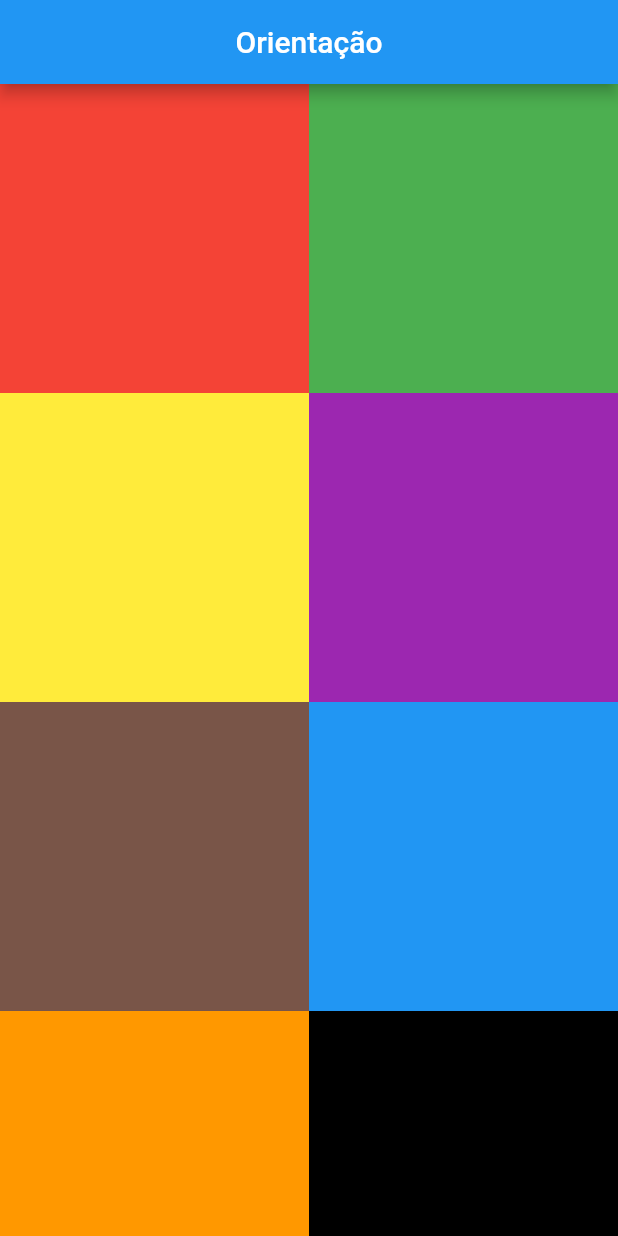
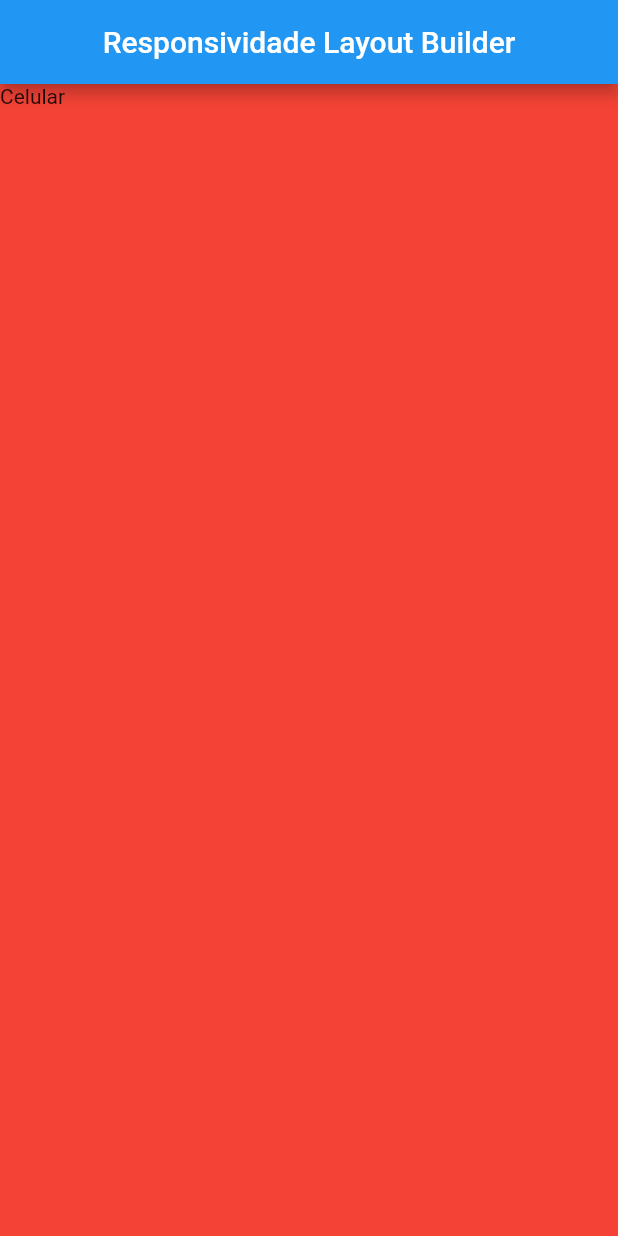
Before and after one commit to anderson-s/UtilizandoFlutterWeb, a Flutter app: the screen it shows after launch, on a phone screen of 412 x 824 dp. Run offline on Flutter 3.47's test engine with Material 2 defaults, Android fonts, the light colour scheme and no system bars.

Commit message:
Testando layout builder

```diff
--- a/lib/main.dart
+++ b/lib/main.dart
@@ -1,5 +1,6 @@
 import 'package:flutter/material.dart';
 import 'package:flutter_web_teste/reponsividade_media_query.dart';
+import 'package:flutter_web_teste/responsividade_layout_builder.dart';
 import 'package:flutter_web_teste/responsividade_orientation_builder.dart';
 import 'package:flutter_web_teste/responsividade_row_col.dart';
 import 'package:flutter_web_teste/responsividade_wrap.dart';
@@ -22,7 +23,8 @@ class _PaginaState extends State<Pagina> {
       // home: Home(),
       // home: Responsividade(),
       // home: ResponsividadeWraper(),
-      home: ResponsividadeOrientationBuilder(),
+      // home: ResponsividadeOrientationBuilder(),
+      home: ResponsividadelayoutBuilder(),
       title: "Flutter Web",
       debugShowCheckedModeBanner: false,
     );
--- /dev/null
+++ b/lib/responsividade_layout_builder.dart
@@ -0,0 +1,40 @@
+import 'package:flutter/material.dart';
+
+class ResponsividadelayoutBuilder extends StatefulWidget {
+  const ResponsividadelayoutBuilder({super.key});
+
+  @override
+  State<ResponsividadelayoutBuilder> createState() =>
+      _ResponsividadelayoutBuilderState();
+}
+
+class _ResponsividadelayoutBuilderState
+    extends State<ResponsividadelayoutBuilder> {
+  @override
+  Widget build(BuildContext context) {
+    return Scaffold(
+      appBar: AppBar(
+        title: const Text("Responsividade Layout Builder"),
+        centerTitle: true,
+      ),
+      body: Container(
+        color: Colors.red,
+        width: MediaQuery.of(context).size.width,
+        height: MediaQuery.of(context).size.height,
+        //Com o Layout builder é possivel saber informações sobre o widget que irá ser ocupado e definir pontos/regras para telas especificas
+        child: LayoutBuilder(
+          builder: (context, regras) {
+            var largura = regras.maxWidth;
+            if (largura < 600) {
+              return const Text("Celular");
+            } else if (largura < 960) {
+              return const Text("Celular e Tablet");
+            } else {
+              return const Text("Telas Maiores");
+            }
+          },
+        ),
+      ),
+    );
+  }
+}
```
